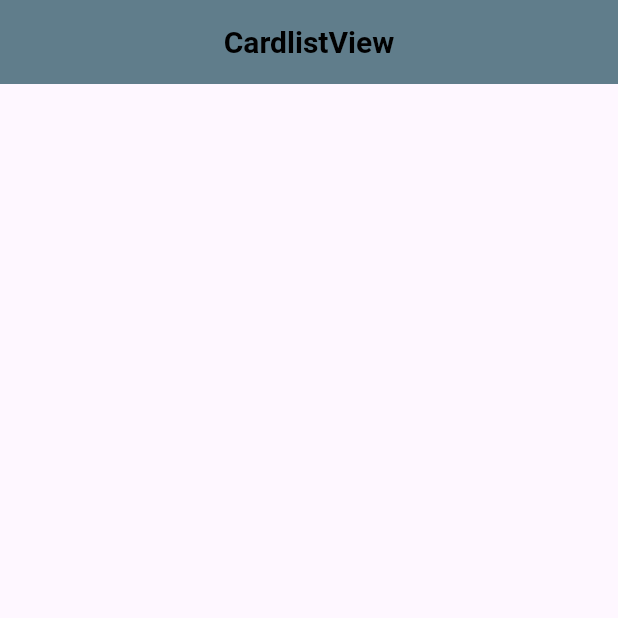
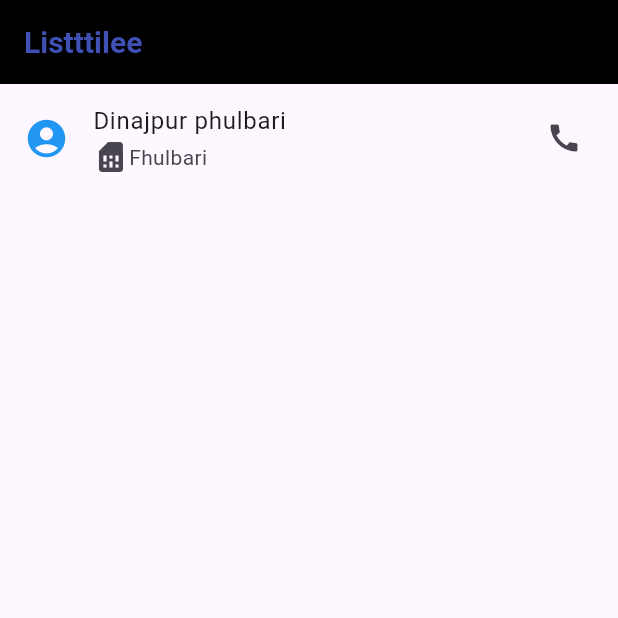
Before and after one commit to khushiakter10/all_design_ui, a Flutter app: the screen it shows after launch, on a phone screen of 412 x 824 dp, the top half of it. Run offline on Flutter 3.47's test engine with Material 3 defaults, Android fonts, the phone set to English and light mode, and no system bars.

Commit message:
list_tilee

```diff
--- a/lib/main.dart
+++ b/lib/main.dart
@@ -1,6 +1,5 @@
- import 'package:all_design_ui/view/box_design/box_design.dart';
 import 'package:all_design_ui/view/card_litsview/card_listview.dart';
-import 'package:all_design_ui/view/design/design.dart';
+import 'package:all_design_ui/view/list_tilee/list_tilee.dart';
 import 'package:flutter/material.dart';
 
 void main(){
@@ -15,7 +14,7 @@ void main(){
    Widget build(BuildContext context) {
      return  const MaterialApp(
        debugShowCheckedModeBanner: false,
-       home:  CardListview(),
+       home:  ListTilee(),
      );
    }
  }
--- a/lib/view/card_litsview/card_listview.dart
+++ b/lib/view/card_litsview/card_listview.dart
@@ -2,14 +2,13 @@ import 'package:flutter/material.dart';
 
 class CardListview extends StatelessWidget {
   const CardListview({super.key});
-
   @override
   Widget build(BuildContext context) {
     return Scaffold(
       appBar: AppBar(
         backgroundColor: Colors.blueGrey,
         title: const Text(
-          "CardlistView",
+          "CardlitstView",
           style: TextStyle(
               color: Colors.black, fontWeight: FontWeight.bold, fontSize: 20),
         ),
@@ -19,17 +18,17 @@ class CardListview extends StatelessWidget {
         padding: const EdgeInsets.all(8.0),
         child: Column(
           children: [
-            // Card(
-            //   elevation: 10,
-            //   shape: OutlineInputBorder(
-            //     borderRadius: BorderRadius.circular(20),
-            //     borderSide: const BorderSide(),
-            //   ),
-            //   child: const Padding(
-            //     padding: EdgeInsets.only(left: 20,right: 20,bottom: 20,top: 20),
-            //     child: Text("kkkkk"),
-            //   ),
-            // )
+            Card(
+              elevation: 10,
+              shape: OutlineInputBorder(
+                borderRadius: BorderRadius.circular(20),
+                borderSide: const BorderSide(),
+              ),
+              child: const Padding(
+                padding: EdgeInsets.only(left: 20,right: 20,bottom: 20,top: 20),
+                child: Text("kkkkk"),
+              ),
+            )
           ],
         ),
       ),
--- /dev/null
+++ b/lib/view/list_tilee/list_tilee.dart
@@ -0,0 +1,38 @@
+import 'package:flutter/material.dart';
+
+class ListTilee extends StatelessWidget {
+  const ListTilee({super.key});
+
+  @override
+  Widget build(BuildContext context) {
+    return Scaffold(
+      appBar: AppBar(
+        backgroundColor: Colors.black,
+        title: Text(
+          "Listttilee",
+          style: TextStyle(
+              color: Colors.indigo, fontWeight: FontWeight.bold, fontSize: 20),
+        ),
+      ),
+      body: Column(
+        children: [
+          ListTile(
+            leading: Icon(
+              Icons.account_circle,
+              size: 30,
+              color: Colors.blue,
+            ),
+            title: Text("Dinajpur phulbari"),
+            subtitle: Row(
+              children: [
+                Icon(Icons.sim_card),
+                Text("Fhulbari"),
+              ],
+            ),
+            trailing: Icon(Icons.call),
+          )
+        ],
+      ),
+    );
+  }
+}
```
